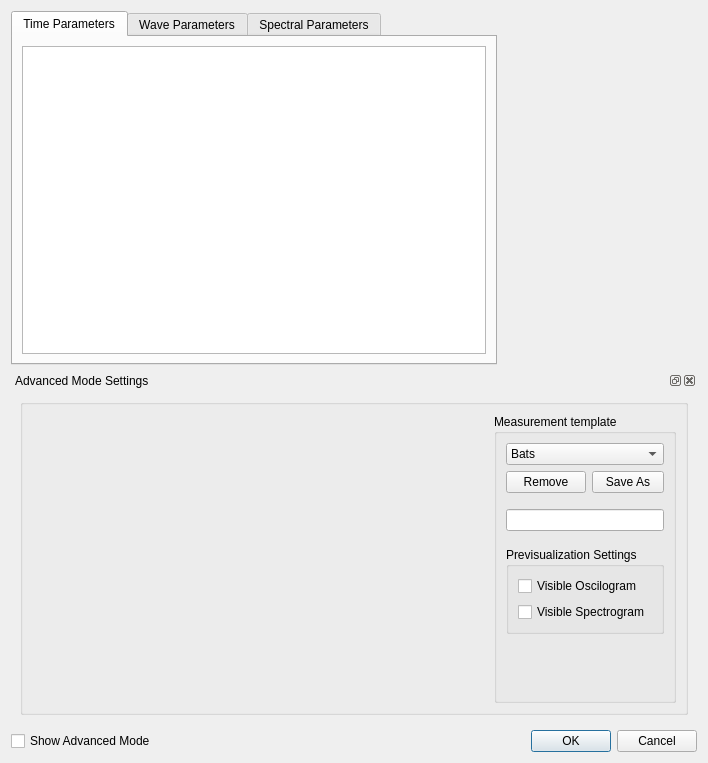
The window that graphic_interface/UI_Files/ParametersWindow.ui (ECMora/SoundLab) describes before a commit, drawn with Qt 5.
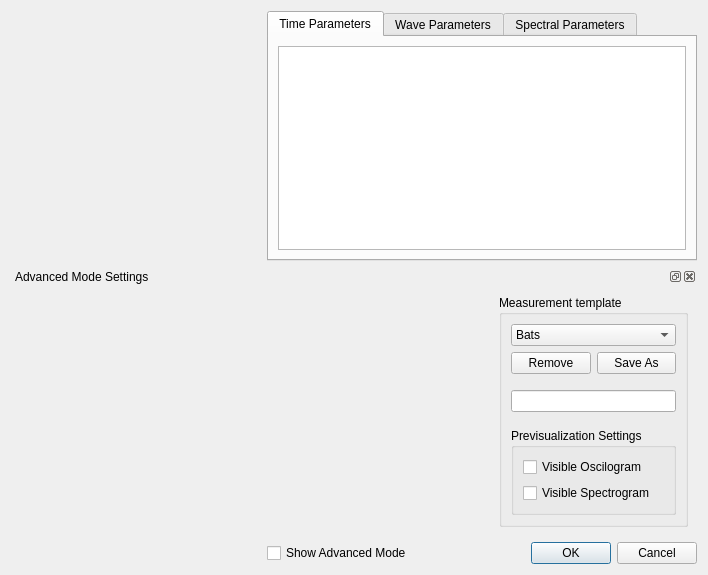
The same window after the commit. The open tabs and pages were chosen to show the change. Custom widgets are drawn as their Qt base class.

Commit message: improvement on parameter template saving state, preview parameter window layout, parameters locations and max min freq param implementation.

Diff of the .ui file:
```diff
--- a/graphic_interface/UI_Files/ParametersWindow.ui
+++ b/graphic_interface/UI_Files/ParametersWindow.ui
@@ -7,7 +7,7 @@
     <x>0</x>
     <y>0</y>
     <width>708</width>
-    <height>763</height>
+    <height>553</height>
    </rect>
   </property>
   <property name="sizePolicy">
@@ -20,18 +20,18 @@
    <string>Parameters Window</string>
   </property>
   <layout class="QGridLayout" name="gridLayout">
-   <item row="0" column="1">
+   <item row="0" column="0">
     <widget class="QWidget" name="settings_widget" native="true">
      <property name="sizePolicy">
       <sizepolicy hsizetype="Expanding" vsizetype="Expanding">
        <horstretch>2</horstretch>
-       <verstretch>0</verstretch>
+       <verstretch>3</verstretch>
       </sizepolicy>
      </property>
      <property name="minimumSize">
       <size>
-       <width>0</width>
-       <height>0</height>
+       <width>250</width>
+       <height>250</height>
       </size>
      </property>
      <property name="maximumSize">
@@ -45,18 +45,18 @@
      </property>
     </widget>
    </item>
-   <item row="0" column="0">
+   <item row="0" column="1" colspan="2">
     <widget class="QTabWidget" name="tab_parameters">
      <property name="sizePolicy">
       <sizepolicy hsizetype="Expanding" vsizetype="Expanding">
        <horstretch>5</horstretch>
-       <verstretch>0</verstretch>
+       <verstretch>3</verstretch>
       </sizepolicy>
      </property>
      <property name="minimumSize">
       <size>
-       <width>0</width>
-       <height>0</height>
+       <width>100</width>
+       <height>250</height>
       </size>
      </property>
      <property name="maximumSize">
@@ -72,7 +72,7 @@
       </size>
      </property>
      <property name="currentIndex">
-      <number>2</number>
+      <number>0</number>
      </property>
      <widget class="QWidget" name="tab_time_parameters">
       <attribute name="title">
@@ -106,7 +106,7 @@
      </widget>
     </widget>
    </item>
-   <item row="3" column="0">
+   <item row="3" column="1">
     <widget class="QCheckBox" name="advanced_mode_visibility_cbox">
      <property name="text">
       <string>Show Advanced Mode</string>
@@ -116,7 +116,7 @@
      </property>
     </widget>
    </item>
-   <item row="3" column="1">
+   <item row="3" column="2">
     <widget class="QDialogButtonBox" name="buttonBox">
      <property name="orientation">
       <enum>Qt::Horizontal</enum>
@@ -126,19 +126,28 @@
      </property>
     </widget>
    </item>
-   <item row="2" column="0" colspan="2">
+   <item row="2" column="0" colspan="3">
     <widget class="QDockWidget" name="dock_widget_advanced_mode">
+     <property name="sizePolicy">
+      <sizepolicy hsizetype="Preferred" vsizetype="Preferred">
+       <horstretch>0</horstretch>
+       <verstretch>1</verstretch>
+      </sizepolicy>
+     </property>
      <property name="minimumSize">
       <size>
-       <width>350</width>
-       <height>300</height>
+       <width>204</width>
+       <height>250</height>
       </size>
      </property>
      <property name="focusPolicy">
       <enum>Qt::NoFocus</enum>
      </property>
      <property name="floating">
-      <bool>true</bool>
+      <bool>false</bool>
+     </property>
+     <property name="features">
+      <set>QDockWidget::AllDockWidgetFeatures</set>
      </property>
      <property name="windowTitle">
       <string>Advanced Mode Settings</string>
@@ -146,24 +155,6 @@
      <widget class="QWidget" name="dockWidgetContents_2">
       <layout class="QHBoxLayout" name="horizontalLayout_2">
        <item>
-        <widget class="QGroupBox" name="advanced_mode_gbox">
-         <property name="sizePolicy">
-          <sizepolicy hsizetype="Preferred" vsizetype="Preferred">
-           <horstretch>0</horstretch>
-           <verstretch>0</verstretch>
-          </sizepolicy>
-         </property>
-         <property name="maximumSize">
-          <size>
-           <width>16777215</width>
-           <height>16777215</height>
-          </size>
-         </property>
-         <property name="title">
-          <string/>
-         </property>
-         <layout class="QHBoxLayout" name="horizontalLayout">
-          <item>
            <widget class="QSignalDetectorWidget" name="widget" native="true">
             <property name="sizePolicy">
              <sizepolicy hsizetype="Expanding" vsizetype="Preferred">
@@ -366,9 +357,6 @@
                   <property name="checked">
                    <bool>false</bool>
                   </property>
-                 </widget>
-                </item>
-               </layout>
               </widget>
              </item>
             </layout>
```
Lines whose indentation alone changed are shown as unchanged. The commit also changes 20 other files.
